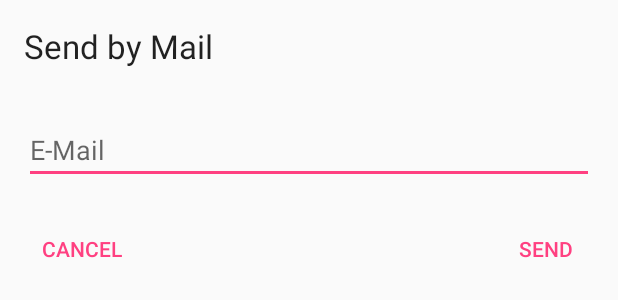
After one commit to MyrraWey/Samples, an Android app: the layout fragment_dialog.xml on its own in the app's theme, with its tools: preview values and no code run, on a phone screen of 412 x 824 dp. The commit adds this screen. Shown: the top 300 px of the screen. Run offline under Robolectric (Android 15) with nearby library versions, the phone set to English and light mode, and no system bars.

Commit message:
create eMail intent

```diff
--- a/maildialog/src/main/res/layout/activity_main.xml
+++ b/maildialog/src/main/res/layout/activity_main.xml
@@ -10,8 +10,9 @@
     android:paddingTop="@dimen/activity_vertical_margin"
     tools:context="com.zinitsolutions.maildialog.MainActivity">
 
-    <TextView
+    <Button
+        android:id="@+id/activity_main_send_email"
         android:layout_width="wrap_content"
         android:layout_height="wrap_content"
-        android:text="Hello World!"/>
+        android:text="Send mail"/>
 </RelativeLayout>
--- /dev/null
+++ b/maildialog/src/main/res/layout/fragment_dialog.xml
@@ -0,0 +1,48 @@
+<?xml version="1.0" encoding="utf-8"?>
+<RelativeLayout
+    xmlns:android="http://schemas.android.com/apk/res/android"
+    android:layout_width="match_parent"
+    android:layout_height="match_parent">
+
+    <TextView
+        android:id="@+id/textView"
+        android:layout_width="wrap_content"
+        android:layout_height="wrap_content"
+        android:layout_alignParentLeft="true"
+        android:layout_alignParentStart="true"
+        android:layout_alignParentTop="true"
+        android:layout_margin="16dp"
+        android:text="Send by Mail"
+        android:textAppearance="?android:attr/textAppearanceLarge"/>
+
+    <EditText
+        android:id="@+id/fragment_dialog_mail"
+        android:layout_width="match_parent"
+        android:layout_height="wrap_content"
+        android:layout_alignParentLeft="true"
+        android:layout_alignParentStart="true"
+        android:layout_below="@+id/textView"
+        android:layout_margin="16dp"
+        android:hint="E-Mail"/>
+
+    <Button
+        android:id="@+id/fragment_dialog_cancel"
+        style="?android:attr/buttonBarButtonStyle"
+        android:layout_width="wrap_content"
+        android:layout_height="wrap_content"
+        android:layout_alignLeft="@+id/fragment_dialog_mail"
+        android:layout_alignStart="@+id/fragment_dialog_mail"
+        android:layout_below="@+id/fragment_dialog_mail"
+        android:text="@android:string/cancel"/>
+
+    <Button
+        android:id="@+id/fragment_dialog_ok"
+        style="?android:attr/buttonBarButtonStyle"
+        android:layout_width="wrap_content"
+        android:layout_height="wrap_content"
+        android:layout_alignEnd="@+id/fragment_dialog_mail"
+        android:layout_alignRight="@+id/fragment_dialog_mail"
+        android:layout_below="@+id/fragment_dialog_mail"
+        android:text="Send"/>
+
+</RelativeLayout>
```
Also changed, not shown: maildialog/src/main/java/com/zinitsolutions/maildialog/DialogFragment.java (added, +61 -0 lines), maildialog/src/main/java/com/zinitsolutions/maildialog/MainActivity.java (+17 -1 lines).
